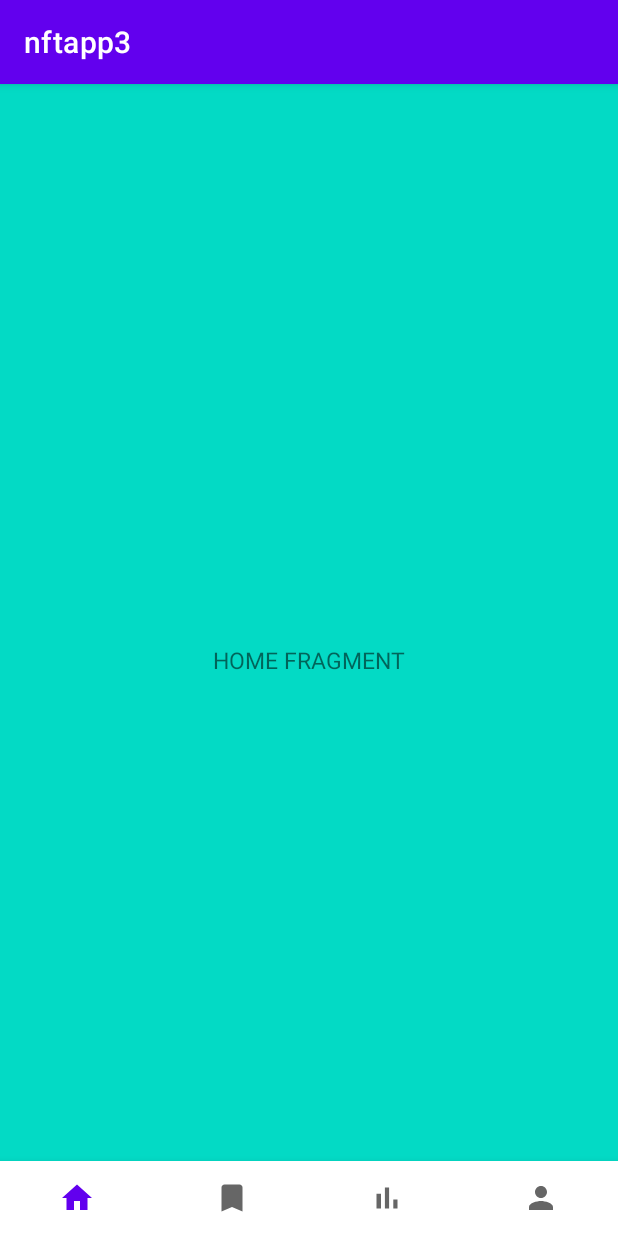
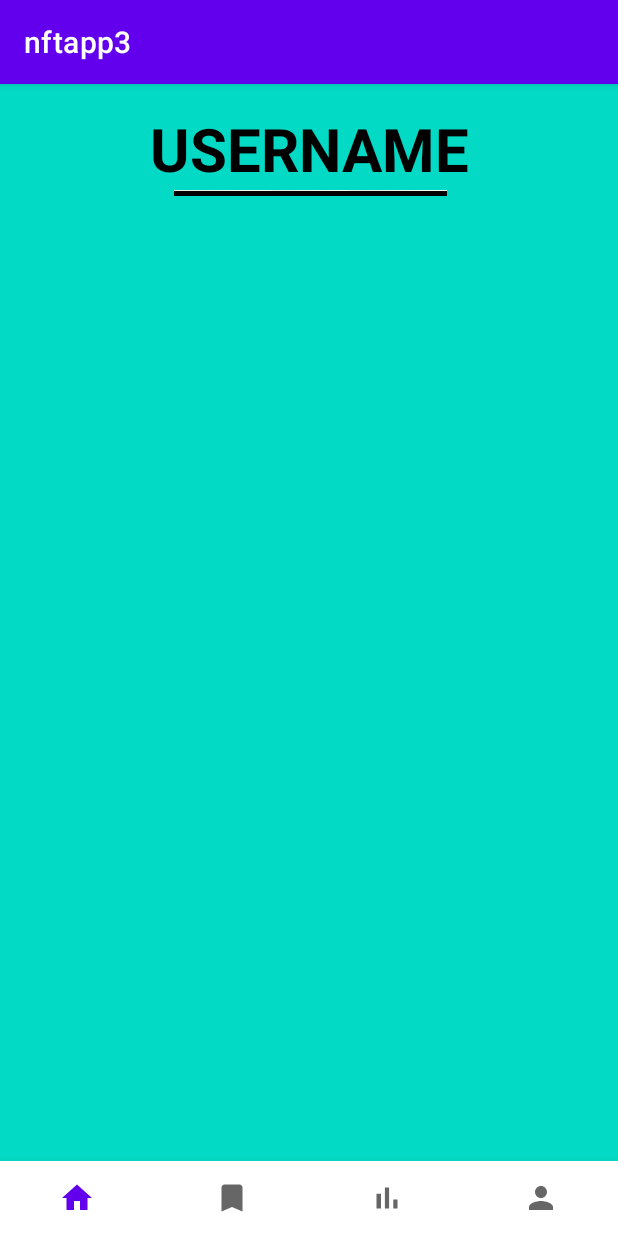
Before and after one commit to aym183/THE-NFT-HUT, an Android app: the NavbarRedirect screen opened directly, with no data from a screen before it, on a phone screen of 412 x 824 dp. Run offline under Robolectric (Android 15) with nearby library versions, the light colour scheme and no system bars.

Commit message:
fetching images data and designing home page

```diff
--- a/app/build.gradle
+++ b/app/build.gradle
@@ -41,6 +41,7 @@ dependencies {
     implementation 'androidx.legacy:legacy-support-v4:1.0.0'
     implementation 'androidx.lifecycle:lifecycle-livedata-ktx:2.3.1'
     implementation 'androidx.lifecycle:lifecycle-viewmodel-ktx:2.3.1'
+    implementation 'androidx.gridlayout:gridlayout:1.0.0'
     testImplementation 'junit:junit:4.+'
     androidTestImplementation 'androidx.test.ext:junit:1.1.2'
     androidTestImplementation 'androidx.test.espresso:espresso-core:3.3.0'
--- a/app/src/main/java/com/example/nftapp3/NavbarRedirect.java
+++ b/app/src/main/java/com/example/nftapp3/NavbarRedirect.java
@@ -37,7 +37,7 @@ public class NavbarRedirect extends AppCompatActivity {
 
         //String url = "https://opensea13.p.rapidapi.com/assets?collection_slug=cryptopunks&order_direction=desc&limit=20&include_orders=false";
         Request request = new Request.Builder()
-                .url("https://opensea13.p.rapidapi.com/assets?collection_slug=cryptopunks&order_direction=desc&limit=20&include_orders=false")
+                .url("https://opensea13.p.rapidapi.com/assets?collection_slug=cryptopunks&order_direction=desc&limit=10&include_orders=false")
                 .get()
                 .addHeader("X-RapidAPI-Host", "opensea13.p.rapidapi.com")
                 .addHeader("X-RapidAPI-Key", "3b11ee2336msh5791c275fc5dbc6p11fa37jsn3cafb1ed4e82")
@@ -59,8 +59,16 @@ public class NavbarRedirect extends AppCompatActivity {
 //                    String jsonData = myResponse.body().string();
                     try {
                         JSONObject json = new JSONObject(myResponse);
+
                         Log.d("WHAT WORKS", "YOU DO");
                         Log.d("WHAT WORKS2", "YOU DO2");
+                        JSONArray arr = json.getJSONArray("assets");
+                        for (int i = 1; i < arr.length(); i++)
+                        {
+                            String post_id = arr.getJSONObject(i).getString("image_preview_url");
+                            Log.d("DATAbyme"+i, post_id);
+
+                        }
 
                         Log.d("DATA", String.valueOf(json.get("assets")));
                     } catch (JSONException e) {
--- a/app/src/main/res/layout/fragment_home.xml
+++ b/app/src/main/res/layout/fragment_home.xml
@@ -1,5 +1,6 @@
 <?xml version="1.0" encoding="utf-8"?>
-<FrameLayout xmlns:android="http://schemas.android.com/apk/res/android"
+<androidx.constraintlayout.widget.ConstraintLayout xmlns:android="http://schemas.android.com/apk/res/android"
+    xmlns:app="http://schemas.android.com/apk/res-auto"
     xmlns:tools="http://schemas.android.com/tools"
     android:layout_width="match_parent"
     android:layout_height="match_parent"
@@ -7,12 +8,61 @@
     tools:context=".HomeFragment">
 
     <!-- TODO: Update blank fragment layout -->
+
+    <ImageView
+        android:id="@+id/imageView3"
+        android:layout_width="wrap_content"
+        android:layout_height="wrap_content"
+        android:layout_marginTop="40dp"
+        android:rotation="90"
+        android:rotationX="0"
+        android:rotationY="0"
+        android:src="@android:drawable/status_bar_item_background"
+        app:layout_constraintEnd_toEndOf="parent"
+        app:layout_constraintHorizontal_bias="0.498"
+        app:layout_constraintStart_toStartOf="parent"
+        app:layout_constraintTop_toTopOf="parent" />
+
+    <ImageView
+        android:id="@+id/imageView2"
+        android:layout_width="wrap_content"
+        android:layout_height="wrap_content"
+        android:layout_marginTop="40dp"
+        android:rotation="90"
+        android:rotationX="0"
+        android:rotationY="0"
+        android:src="@android:drawable/status_bar_item_background"
+        app:layout_constraintEnd_toEndOf="parent"
+        app:layout_constraintHorizontal_bias="0.358"
+        app:layout_constraintStart_toStartOf="parent"
+        app:layout_constraintTop_toTopOf="parent" />
+
+    <ImageView
+        android:id="@+id/imageView4"
+        android:layout_width="wrap_content"
+        android:layout_height="wrap_content"
+        android:layout_marginTop="40dp"
+        android:rotation="90"
+        android:rotationX="0"
+        android:rotationY="0"
+        android:src="@android:drawable/status_bar_item_background"
+        app:layout_constraintEnd_toEndOf="parent"
+        app:layout_constraintHorizontal_bias="0.646"
+        app:layout_constraintStart_toStartOf="parent"
+        app:layout_constraintTop_toTopOf="parent" />
+
     <TextView
         android:id="@+id/home_textview"
         android:layout_width="wrap_content"
         android:layout_height="wrap_content"
         android:layout_gravity="center"
-        android:text="HOME FRAGMENT"
-        android:textSize="15dp" />
+        android:layout_marginTop="16dp"
+        android:text="USERNAME"
+        android:textColor="@color/black"
+        android:textSize="40dp"
+        android:textStyle="bold"
+        app:layout_constraintEnd_toEndOf="parent"
+        app:layout_constraintStart_toStartOf="parent"
+        app:layout_constraintTop_toTopOf="parent" />
 
-</FrameLayout>
+</androidx.constraintlayout.widget.ConstraintLayout>
```
